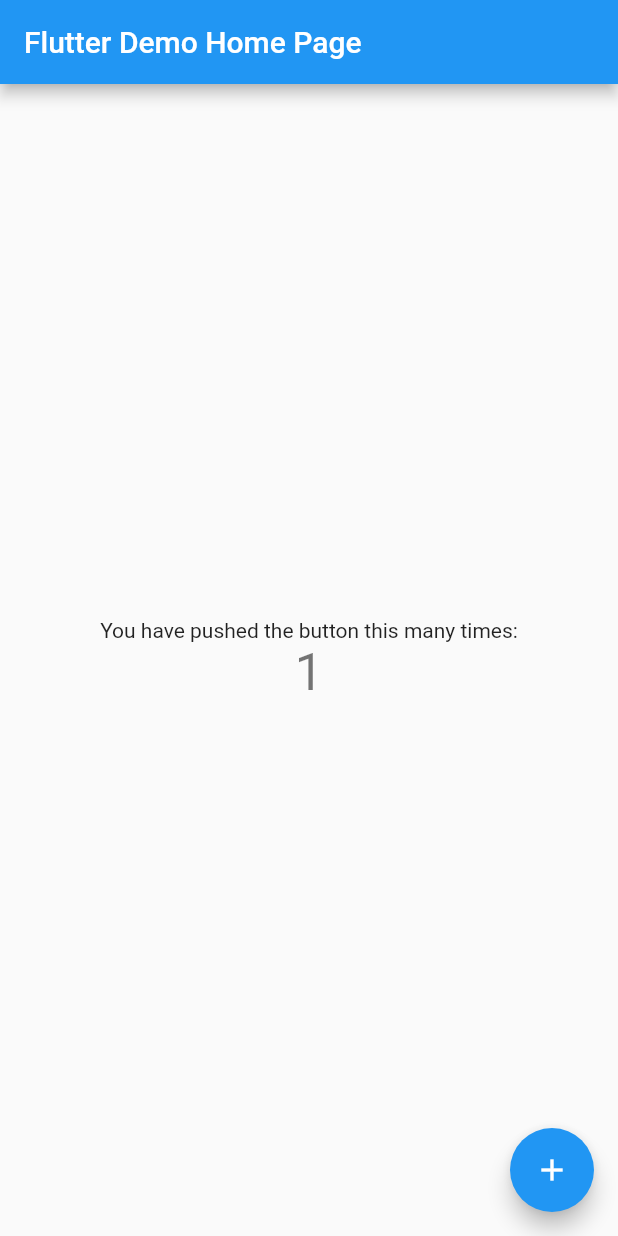
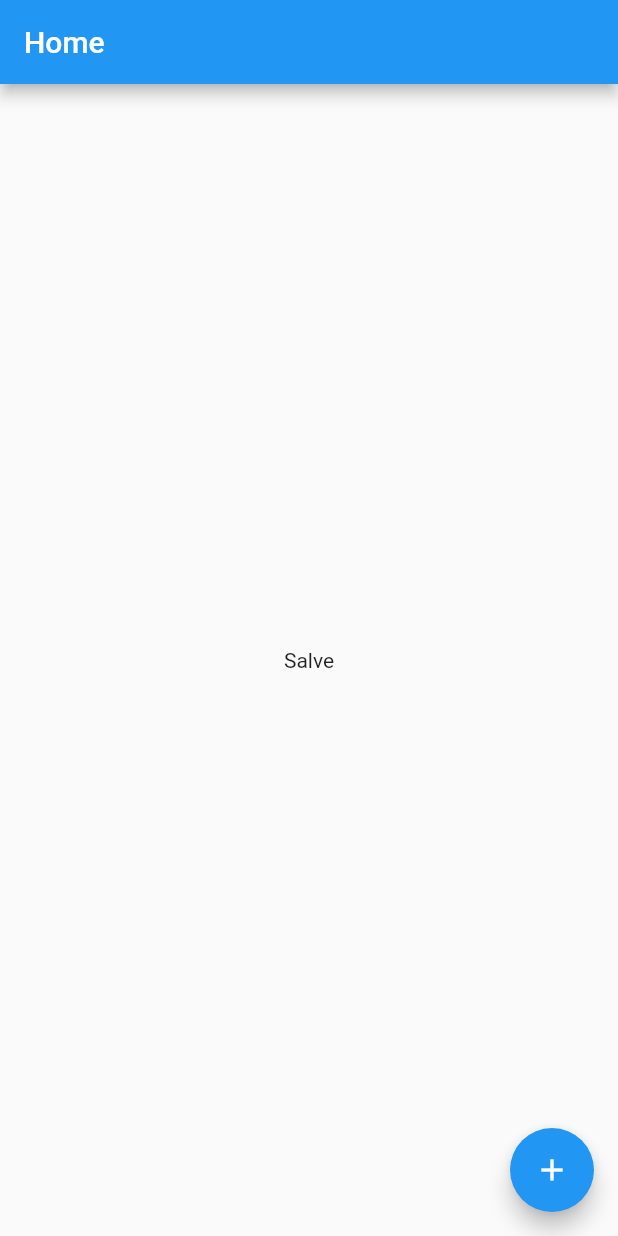
Before and after one commit to ederbiason/flutter_aplication, a Flutter app: the screen it shows after launch, after a tap on the "add" icon, on a phone screen of 412 x 824 dp. Run offline on Flutter 3.47's test engine with Material 2 defaults, Android fonts, the phone set to English and light mode, and no system bars.

Commit message:
scaffold widget

```diff
--- a/analysis_options.yaml
+++ b/analysis_options.yaml
@@ -22,6 +22,7 @@ linter:
   # `// ignore_for_file: name_of_lint` syntax on the line or in the file
   # producing the lint.
   rules:
+    const_with_non_const: false;
     # avoid_print: false  # Uncomment to disable the `avoid_print` rule
     # prefer_single_quotes: true  # Uncomment to enable the `prefer_single_quotes` rule
 
--- a/lib/main.dart
+++ b/lib/main.dart
@@ -7,109 +7,32 @@ void main() {
 class MyApp extends StatelessWidget {
   const MyApp({super.key});
 
-  // This widget is the root of your application.
   @override
   Widget build(BuildContext context) {
-    return MaterialApp(
-      title: 'Flutter Demo',
-      theme: ThemeData(
-        // This is the theme of your application.
-        //
-        // Try running your application with "flutter run". You'll see the
-        // application has a blue toolbar. Then, without quitting the app, try
-        // changing the primarySwatch below to Colors.green and then invoke
-        // "hot reload" (press "r" in the console where you ran "flutter run",
-        // or simply save your changes to "hot reload" in a Flutter IDE).
-        // Notice that the counter didn't reset back to zero; the application
-        // is not restarted.
-        primarySwatch: Colors.blue,
-      ),
-      home: const MyHomePage(title: 'Flutter Demo Home Page'),
+    return const MaterialApp(
+      home: HomePage(),
     );
   }
 }
 
-class MyHomePage extends StatefulWidget {
-  const MyHomePage({super.key, required this.title});
-
-  // This widget is the home page of your application. It is stateful, meaning
-  // that it has a State object (defined below) that contains fields that affect
-  // how it looks.
-
-  // This class is the configuration for the state. It holds the values (in this
-  // case the title) provided by the parent (in this case the App widget) and
-  // used by the build method of the State. Fields in a Widget subclass are
-  // always marked "final".
-
-  final String title;
-
-  @override
-  State<MyHomePage> createState() => _MyHomePageState();
-}
-
-class _MyHomePageState extends State<MyHomePage> {
-  int _counter = 0;
-
-  void _incrementCounter() {
-    setState(() {
-      // This call to setState tells the Flutter framework that something has
-      // changed in this State, which causes it to rerun the build method below
-      // so that the display can reflect the updated values. If we changed
-      // _counter without calling setState(), then the build method would not be
-      // called again, and so nothing would appear to happen.
-      _counter++;
-    });
-  }
+class HomePage extends StatelessWidget {
+  const HomePage({super.key});
 
   @override
   Widget build(BuildContext context) {
-    // This method is rerun every time setState is called, for instance as done
-    // by the _incrementCounter method above.
-    //
-    // The Flutter framework has been optimized to make rerunning build methods
-    // fast, so that you can just rebuild anything that needs updating rather
-    // than having to individually change instances of widgets.
     return Scaffold(
       appBar: AppBar(
-        // Here we take the value from the MyHomePage object that was created by
-        // the App.build method, and use it to set our appbar title.
-        title: Text(widget.title),
+        title: Text("Home")
       ),
       body: Center(
-        // Center is a layout widget. It takes a single child and positions it
-        // in the middle of the parent.
-        child: Column(
-          // Column is also a layout widget. It takes a list of children and
-          // arranges them vertically. By default, it sizes itself to fit its
-          // children horizontally, and tries to be as tall as its parent.
-          //
-          // Invoke "debug painting" (press "p" in the console, choose the
-          // "Toggle Debug Paint" action from the Flutter Inspector in Android
-          // Studio, or the "Toggle Debug Paint" command in Visual Studio Code)
-          // to see the wireframe for each widget.
-          //
-          // Column has various properties to control how it sizes itself and
-          // how it positions its children. Here we use mainAxisAlignment to
-          // center the children vertically; the main axis here is the vertical
-          // axis because Columns are vertical (the cross axis would be
-          // horizontal).
-          mainAxisAlignment: MainAxisAlignment.center,
-          children: <Widget>[
-            const Text(
-              'You have pushed the button this many times:',
-            ),
-            Text(
-              '$_counter',
-              style: Theme.of(context).textTheme.headlineMedium,
-            ),
-          ],
-        ),
+        child: Text("Salve")
       ),
       floatingActionButton: FloatingActionButton(
-        onPressed: _incrementCounter,
-        tooltip: 'Increment',
-        child: const Icon(Icons.add),
-      ), // This trailing comma makes auto-formatting nicer for build methods.
+        child: Icon(Icons.add),
+        onPressed: () {
+          print("Clicou");
+        },
+      ),
     );
   }
 }
```
